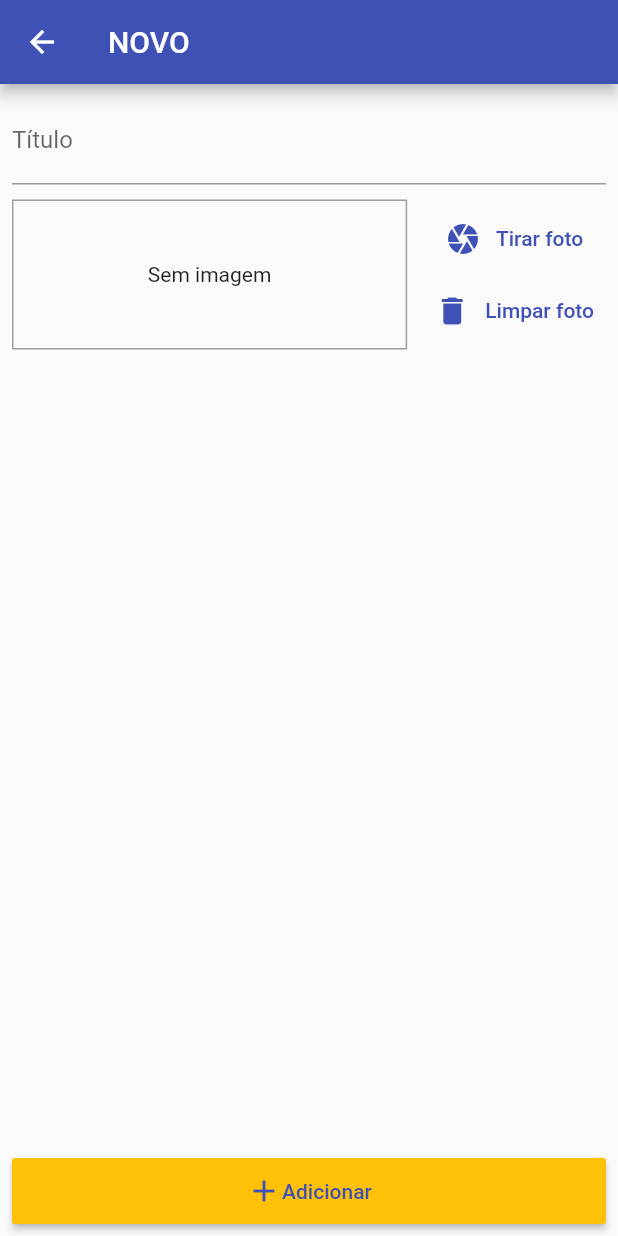
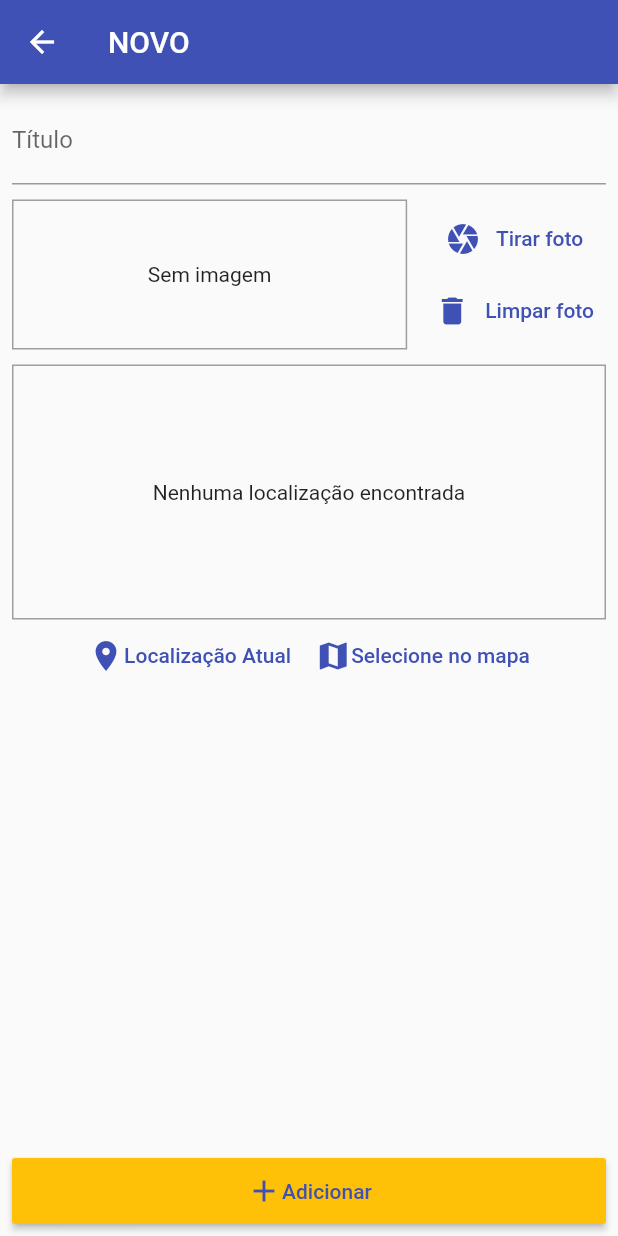
Before and after one commit to icarodavi/places, a Flutter app: the PlaceFormScreen screen opened by its route, on a phone screen of 412 x 824 dp. Run offline on Flutter 3.47's test engine with Material 2 defaults, Android fonts, the phone set to English and light mode, and no system bars; our stand-ins replace image_picker, sqflite; accounts and stored records are empty.

Commit message:
Location Input Widget

```diff
--- a/lib/screen/place_form_screen.dart
+++ b/lib/screen/place_form_screen.dart
@@ -3,6 +3,7 @@ import 'dart:io';
 import 'package:flutter/material.dart';
 import 'package:places/providers/great_places.dart';
 import 'package:places/widgets/image_input.dart';
+import 'package:places/widgets/location_input.dart';
 import 'package:provider/provider.dart';
 
 class PlaceFormScreen extends StatefulWidget {
@@ -56,6 +57,10 @@ class _PlaceFormScreenState extends State<PlaceFormScreen> {
                       height: 10,
                     ),
                     ImageInput(_selectImage),
+                    const SizedBox(
+                      height: 10,
+                    ),
+                    const LocationInput(),
                   ],
                 ),
               ),
--- /dev/null
+++ b/lib/widgets/location_input.dart
@@ -0,0 +1,54 @@
+import 'package:flutter/material.dart';
+
+class LocationInput extends StatefulWidget {
+  const LocationInput({Key? key}) : super(key: key);
+
+  @override
+  State<LocationInput> createState() => _LocationInputState();
+}
+
+class _LocationInputState extends State<LocationInput> {
+  String? _previewImageUrl;
+  @override
+  Widget build(BuildContext context) {
+    return Column(
+      children: [
+        Container(
+          height: 170,
+          width: double.infinity,
+          alignment: Alignment.center,
+          decoration: BoxDecoration(
+            border: Border.all(width: 1, color: Colors.grey),
+          ),
+          child: _previewImageUrl == null
+              ? const Text('Nenhuma localização encontrada')
+              : Image.network(
+                  _previewImageUrl as String,
+                  fit: BoxFit.cover,
+                  width: double.infinity,
+                ),
+        ),
+        Row(
+          mainAxisAlignment: MainAxisAlignment.center,
+          children: [
+            TextButton(
+              onPressed: () {},
+              child: Row(
+                children: const [
+                  Icon(Icons.location_on),
+                  Text('Localização Atual')
+                ],
+              ),
+            ),
+            TextButton(
+              onPressed: () {},
+              child: Row(
+                children: const [Icon(Icons.map), Text('Selecione no mapa')],
+              ),
+            ),
+          ],
+        ),
+      ],
+    );
+  }
+}
--- a/pubspec.yaml
+++ b/pubspec.yaml
@@ -39,6 +39,7 @@ dependencies:
   path_provider: ^2.0.10
   path: ^1.8.1
   sqflite: ^2.0.2+1
+  location: ^4.4.0
 
 dev_dependencies:
   flutter_test:
```
Also changed, not shown: pubspec.lock, 1 other file.
